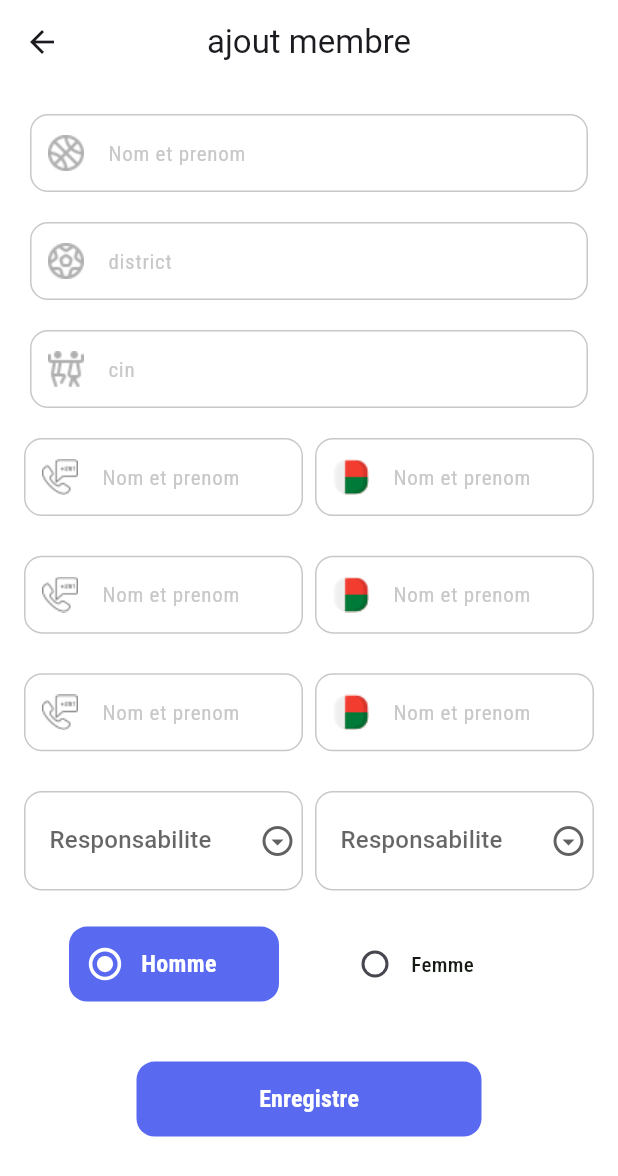
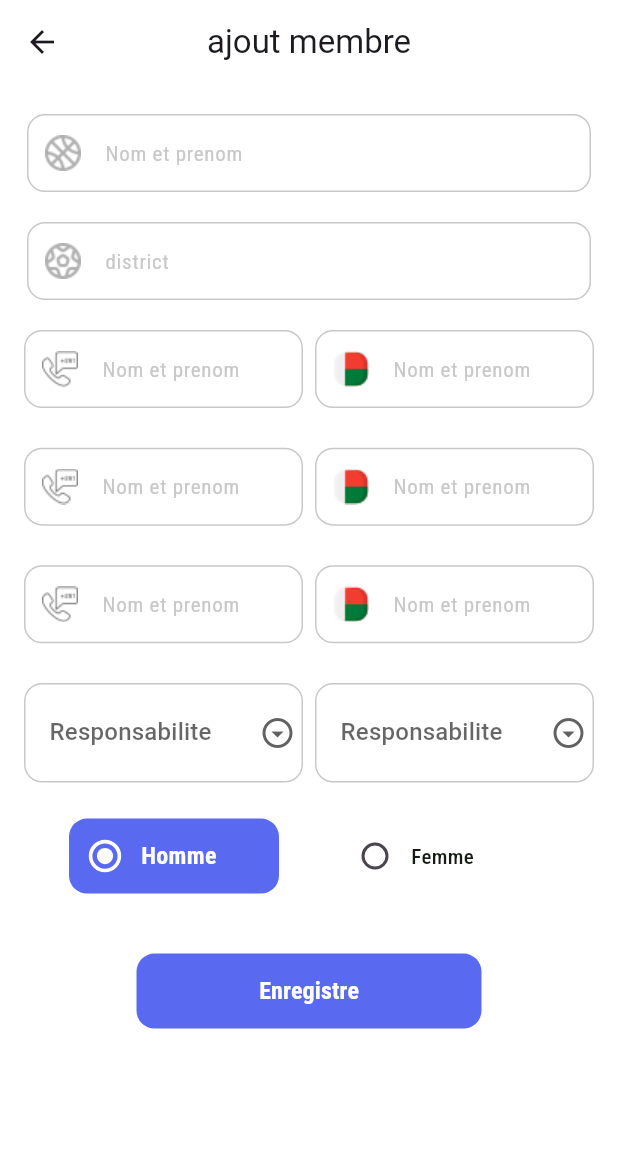
Before and after one commit to BOTOMANANA/gestions-des-membres, a Flutter app: the screen it shows after launch, on a phone screen of 412 x 824 dp. Shown: the top 1176 px of the screen. Run offline on Flutter 3.47's test engine with Material 3 defaults, Android fonts, the phone set to English and light mode, and no system bars; our stand-ins replace dartz, get_it, google_fonts, smooth_page_indicator, sqflite; missing offline and left inert: bottom_bar_matu; accounts and stored records are empty.

Commit message:
first commit

```diff
--- a/lib/presentation/pages/members/create_member_page.dart
+++ b/lib/presentation/pages/members/create_member_page.dart
@@ -33,18 +33,6 @@ class _CreateMemberPageState extends State<CreateMemberPage> {
   final _genreController = TextEditingController();
 
   String? _selected;
-  final List<Map> responsabilityOption = [
-    {
-      'id': '1',
-      'imagePath': 'assets/icons/basketball.png',
-      'name': 'Basketball',
-    },
-    {'id': '2', 'imagePath': 'assets/icons/football.png', 'name': 'Foot-ball'},
-    {'id': '3', 'imagePath': 'assets/icons/quiz.png', 'name': 'Quiz'},
-    {'id': '4', 'imagePath': 'assets/icons/materials.png', 'name': 'Materiels'},
-    {'id': '5', 'imagePath': 'assets/icons/danse.png', 'name': 'Danse'},
-  ];
-
   String currentGenre = genre[0];
 
   void clearTextFieldController() {
@@ -94,8 +82,54 @@ class _CreateMemberPageState extends State<CreateMemberPage> {
             child: Column(
               children: [
                 SizedBox(height: 20.0),
-                _createTextFieldSection(),
-                GridView.count(
+                _headerTextFieldSection(),
+                _gridViewForm(),
+                SizedBox(height: 8.0),
+                radioWidget(),
+                SizedBox(height: 40.0),
+                customButton(
+                  color: LightThemeColors.colorPrimary,
+                  title: 'Enregistre',
+                  textColor: Colors.white,
+                  onSubmit: () => appendMemberToDatabase(provider: provider),
+                ),
+              ],
+            ),
+          );
+        },
+      ),
+    );
+  }
+
+  Widget _headerTextFieldSection() {
+    return Padding(
+      padding: const EdgeInsets.only(left: 18.0, right: 18.0),
+      child: Column(
+        children: [
+          CustomTextField(
+            controller: _fullNameController,
+            keyboardType: TextInputType.name,
+            preffIconPath: 'assets/icons/basketball.png',
+            hintText: 'Nom et prenom',
+          ),
+
+          const SizedBox(height: 20.0),
+
+          CustomTextField(
+            controller: _countryController,
+            keyboardType: TextInputType.name,
+            preffIconPath: 'assets/icons/football.png',
+            hintText: 'district',
+          ),
+
+          SizedBox(height: 4.0),
+        ],
+      ),
+    );
+  }
+
+  Widget _gridViewForm() {
+    return GridView.count(
       crossAxisCount: 2,
       crossAxisSpacing: 8.0,
       mainAxisSpacing: 12.0,
@@ -148,56 +182,6 @@ class _CreateMemberPageState extends State<CreateMemberPage> {
         _dropdownWidget(),
         _dropdownWidget(),
       ],
-                ),
-                SizedBox(height: 8.0),
-                radioWidget(),
-                SizedBox(height: 40.0),
-                customButton(
-                  color: LightThemeColors.colorPrimary,
-                  title: 'Enregistre',
-                  textColor: Colors.white,
-                  onSubmit: () => appendMemberToDatabase(provider: provider),
-                ),
-              ],
-            ),
-          );
-        },
-      ),
-    );
-  }
-
-  Widget _createTextFieldSection() {
-    return Padding(
-      padding: const EdgeInsets.only(left: 20.0, right: 20.0),
-      child: Column(
-        children: [
-          CustomTextField(
-            controller: _fullNameController,
-            keyboardType: TextInputType.name,
-            preffIconPath: 'assets/icons/basketball.png',
-            hintText: 'Nom et prenom',
-          ),
-
-          const SizedBox(height: 20.0),
-
-          CustomTextField(
-            controller: _countryController,
-            keyboardType: TextInputType.name,
-            preffIconPath: 'assets/icons/football.png',
-            hintText: 'district',
-          ),
-
-          const SizedBox(height: 20.0),
-
-          CustomTextField(
-            controller: _cinController,
-            keyboardType: TextInputType.name,
-            preffIconPath: 'assets/icons/danse.png',
-            hintText: 'cin',
-          ),
-          SizedBox(height: 4.0),
-        ],
-      ),
     );
   }
 
@@ -215,6 +199,8 @@ class _CreateMemberPageState extends State<CreateMemberPage> {
       child: DropdownButtonHideUnderline(
         child: ButtonTheme(
           alignedDropdown: true,
+          child: SizedBox(
+            height: 40.0,
             child: DropdownButton<String>(
               isExpanded: true,
               borderRadius: BorderRadius.circular(12.0),
@@ -227,7 +213,8 @@ class _CreateMemberPageState extends State<CreateMemberPage> {
                   _selected = responsability!;
                 });
               },
-            items: dropdownItemsResponsability(),
+              items: dropdownItemsResponsability(selected: _selected),
+            ),
           ),
         ),
       ),
--- a/lib/presentation/widgets/dropdown_and_ratio/dropdown_items_responsability.dart
+++ b/lib/presentation/widgets/dropdown_and_ratio/dropdown_items_responsability.dart
@@ -13,11 +13,14 @@ final List<Map> responsabilityOptions = [
   {'id': '5', 'imagePath': 'assets/icons/danse.png', 'name': 'Danse'},
 ];
 
-List<DropdownMenuItem<String>> dropdownItemsResponsability() {
+List<DropdownMenuItem<String>> dropdownItemsResponsability({
+  required String? selected,
+}) {
   return responsabilityOptions.asMap().entries.map((entry) {
     int index = entry.key;
     var item = entry.value;
     bool isLast = index == responsabilityOptions.length - 1;
+    bool canSelected = item['name'] == selected;
 
     return DropdownMenuItem<String>(
       value: item['name'],
@@ -31,12 +34,28 @@ List<DropdownMenuItem<String>> dropdownItemsResponsability() {
               children: [
                 Image.asset(item['imagePath'], width: 24),
                 const SizedBox(width: 10),
-                Text(item['name']),
+                Expanded(
+                  child: Text(
+                    item['name'],
+                    overflow: TextOverflow.ellipsis,
+                    maxLines: 1,
+                  ),
+                ),
               ],
             ),
             SizedBox(height: 10.0),
             if (!isLast)
-              Divider(height: 1, color: LightThemeColors.textFieldBorderColors),
+              SizedBox(
+                width: 120.0,
+                child: Divider(
+                  height: 1,
+                  thickness: 1.0,
+                  color:
+                      canSelected
+                          ? Colors.transparent
+                          : LightThemeColors.textFieldBorderColors,
+                ),
+              ),
           ],
         ),
       ),
```
Lines whose indentation alone changed are shown as unchanged.
